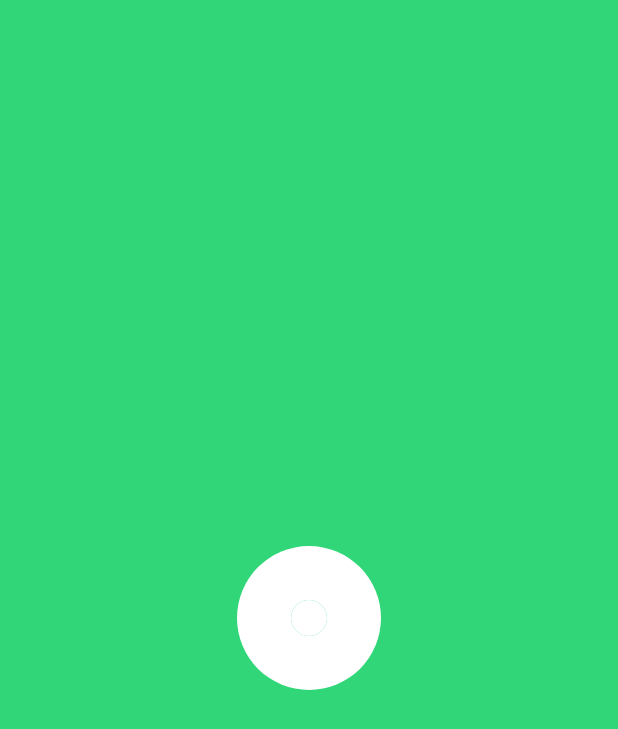
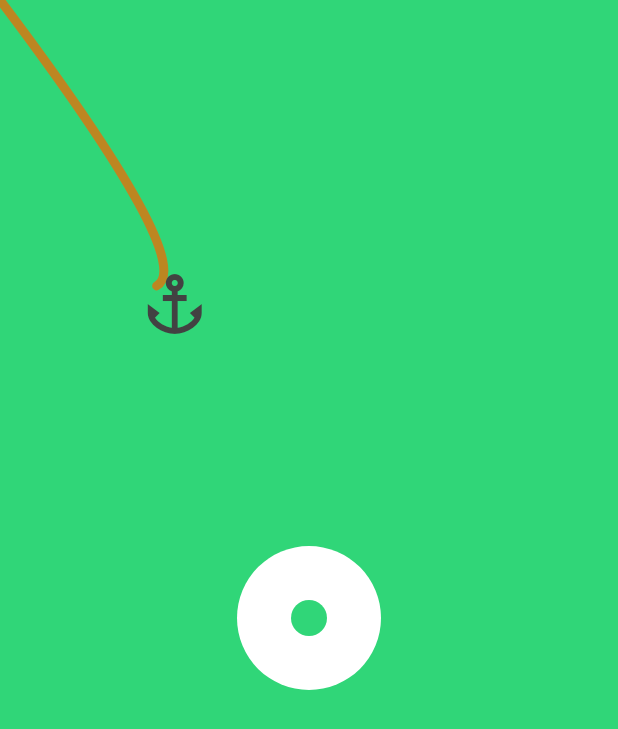
Before and after one commit to Alistair31/Portfolio-Project, a Flutter app: the first screen one second after launch, on a phone screen of 412 x 824 dp. Shown: the top 729 px of the screen. Run offline on Flutter 3.47's test engine with Material 3 defaults, Android fonts, the phone set to English and light mode, and no system bars.

Commit message:
feat: Enhance SplashScreen animation, add custom painter and icon for visual effects

```diff
--- a/haven_app/lib/pages/splashscreen/splashscreen.dart
+++ b/haven_app/lib/pages/splashscreen/splashscreen.dart
@@ -10,8 +10,8 @@ class SplashScreen extends StatefulWidget {
 }
 
 class _SplashScreenState extends State<SplashScreen> {
-  bool _isDotCenter = false;
   bool _isScalTheCircle = false;
+  bool _isAtCenter = false;
 
   @override
   void initState() {
@@ -23,7 +23,7 @@ class _SplashScreenState extends State<SplashScreen> {
     Future.delayed(Duration(milliseconds: 300), () {
       if (!mounted) return;
       setState(() {
-        _isDotCenter = true;
+        _isAtCenter = true;
       });
       Future.delayed(Duration(milliseconds: 520), () {
         if (!mounted) return;
@@ -54,6 +54,9 @@ class _SplashScreenState extends State<SplashScreen> {
 
   @override
   Widget build(BuildContext context) {
+    final screenWidth = MediaQuery.of(context).size.width;
+    final screenHeight = MediaQuery.of(context).size.height;
+
     return Scaffold(
       backgroundColor: Color.fromARGB(255, 48, 214, 120),
       body: SizedBox(
@@ -64,7 +67,7 @@ class _SplashScreenState extends State<SplashScreen> {
           children: [
             Center(
               child: AnimatedScale(
-                duration: Duration(milliseconds: 600),
+                duration: Duration(milliseconds: 1800),
                 curve: Cubic(0.58, -0.30, 0.365, 1),
                 scale: _isScalTheCircle ? 10 : 1,
                 child: CircleAvatar(
@@ -81,13 +84,38 @@ class _SplashScreenState extends State<SplashScreen> {
                 ),
               ),
             ),
-            AnimatedPositioned(
-              duration: Duration(milliseconds: 500),
-              curve: Cubic(.47, -1.26, .36, 1),
-              left: (MediaQuery.of(context).size.width / 2) -
-                  12 -
-                  (_isDotCenter ? 0 : 80),
-              child: CircleAvatar(radius: 12, backgroundColor: Colors.white),
+            TweenAnimationBuilder<Offset>(
+              tween: Tween<Offset>(
+                begin: Offset(40, 40),
+                end: _isAtCenter
+                    ? Offset(screenWidth / 2 - 12, screenHeight / 2 - 12)
+                    : Offset(40, 40),
+              ),
+              duration: Duration(milliseconds: 1500),
+              curve: Cubic(.47, 0, .36, 1),
+              builder: (context, offset, child) {
+                return Stack(
+                  children: [
+                    CustomPaint(
+                      painter: Rope(
+                        start: Offset(0, 0),
+                        end: offset,
+                        color: const Color.fromARGB(221, 211, 122, 20),
+                      ),
+                      size: Size(screenWidth, screenHeight),
+                    ),
+                    Positioned(
+                      top: offset.dy -12,
+                      left: offset.dx -12,
+                      child: Icon(
+                        Icons.anchor,
+                        color: Color(0xFF424242),  // gris foncé
+                        size: 48,
+                      ),
+                    ),
+                  ],
+                );
+              },
             ),
           ],
         ),
@@ -95,3 +123,38 @@ class _SplashScreenState extends State<SplashScreen> {
     );
   }
 }
+
+class Rope extends CustomPainter {
+  final Offset start;
+  final Offset end;
+  final Color color;
+
+  Rope({required this.start, required this.end, required this.color});
+
+  @override
+  void paint(Canvas canvas, Size size) {
+    final paint = Paint()
+      ..color = color
+      ..strokeWidth = 6
+      ..strokeCap = StrokeCap.round
+      ..style = PaintingStyle.stroke;
+
+
+    final mid = Offset(
+      (start.dx + end.dx) / 2 + 80,  // tire vers la droite
+      (start.dy + end.dy) / 2 + 80,  // tire vers le bas
+    );
+
+
+    final path = Path()
+      ..moveTo(start.dx, start.dy)
+      ..quadraticBezierTo(mid.dx, mid.dy, end.dx, end.dy);
+
+    canvas.drawPath(path, paint);
+  }
+
+  @override
+  bool shouldRepaint(Rope oldDelegate) =>
+    oldDelegate.start != start || oldDelegate.end != end || oldDelegate.color != color;
+
+}
```
